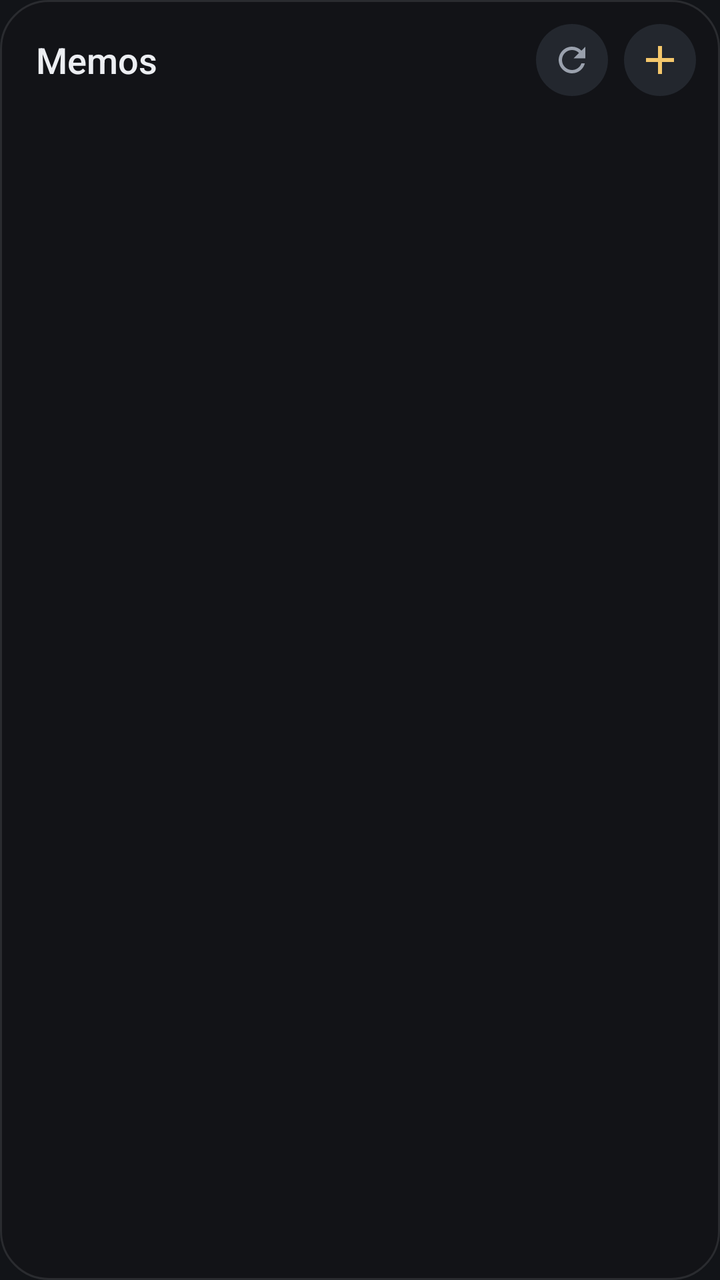
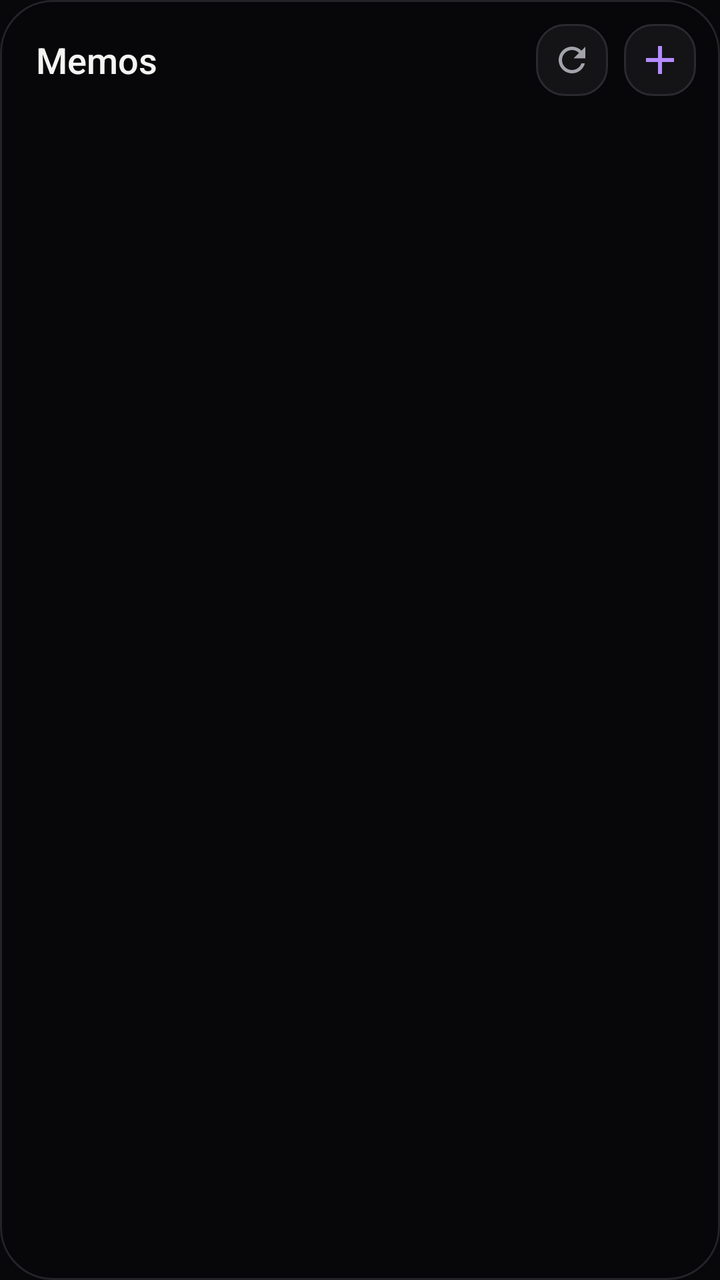

The first picture is an Android layout as it rendered before a commit; the second is the same layout after the commit. The layout source and the unified diff follow.
<!-- AndroidManifest.xml: application theme Theme.MemoCtrl -->
<!-- res/layout/widget_memos.xml -->
<?xml version="1.0" encoding="utf-8"?>
<LinearLayout xmlns:android="http://schemas.android.com/apk/res/android"
    android:id="@+id/widget_root"
    android:layout_width="match_parent"
    android:layout_height="match_parent"
    android:background="@drawable/widget_background"
    android:orientation="vertical"
    android:padding="12dp">

    <LinearLayout
        android:layout_width="match_parent"
        android:layout_height="wrap_content"
        android:gravity="center_vertical"
        android:orientation="horizontal"
        android:paddingStart="6dp"
        android:paddingBottom="8dp">

        <LinearLayout
            android:id="@+id/widget_header"
            android:layout_width="0dp"
            android:layout_height="wrap_content"
            android:layout_weight="1"
            android:orientation="vertical">

            <TextView
                android:id="@+id/widget_title"
                android:layout_width="wrap_content"
                android:layout_height="wrap_content"
                android:fontFamily="sans-serif-medium"
                android:text="@string/widget_memos_title"
                android:textColor="#FFECEEF2"
                android:textSize="18sp" />

            <TextView
                android:id="@+id/widget_subtitle"
                android:layout_width="wrap_content"
                android:layout_height="wrap_content"
                android:ellipsize="end"
                android:maxLines="1"
                android:textColor="#FF9AA1AD"
                android:textSize="12sp"
                android:visibility="gone" />
        </LinearLayout>

        <ImageView
            android:id="@+id/widget_refresh"
            android:layout_width="36dp"
            android:layout_height="36dp"
            android:background="@drawable/widget_button"
            android:contentDescription="@string/refresh"
            android:padding="8dp"
            android:src="@drawable/ic_widget_refresh" />

        <ImageView
            android:id="@+id/widget_add"
            android:layout_width="36dp"
            android:layout_height="36dp"
            android:layout_marginStart="8dp"
            android:background="@drawable/widget_button"
            android:contentDescription="@string/new_memo"
            android:padding="6dp"
            android:src="@drawable/ic_widget_add" />
    </LinearLayout>

    <ListView
        android:id="@+id/widget_list"
        android:layout_width="match_parent"
        android:layout_height="0dp"
        android:layout_weight="1"
        android:divider="@android:color/transparent"
        android:dividerHeight="6dp"
        android:scrollbars="none" />

    <TextView
        android:id="@+id/widget_empty"
        android:layout_width="match_parent"
        android:layout_height="0dp"
        android:layout_weight="1"
        android:gravity="center"
        android:text="@string/widget_empty"
        android:textColor="#FF9AA1AD"
        android:textSize="14sp"
        android:visibility="gone" />
</LinearLayout>
<!-- resources referenced by this layout -->
<resources>
  <!-- drawable ic_widget_add (drawable) -->
  <?xml version="1.0" encoding="utf-8"?>
  <vector xmlns:android="http://schemas.android.com/apk/res/android"
      android:width="24dp"
      android:height="24dp"
      android:viewportWidth="24"
      android:viewportHeight="24">
      <path
          android:fillColor="#FFF4C76B"
          android:pathData="M19,13H13V19H11V13H5V11H11V5H13V11H19V13Z" />
  </vector>
  <!-- drawable ic_widget_refresh (drawable) -->
  <?xml version="1.0" encoding="utf-8"?>
  <vector xmlns:android="http://schemas.android.com/apk/res/android"
      android:width="24dp"
      android:height="24dp"
      android:viewportWidth="24"
      android:viewportHeight="24">
      <path
          android:fillColor="#FF9AA1AD"
          android:pathData="M17.65,6.35C16.2,4.9 14.21,4 12,4C7.58,4 4.01,7.58 4.01,12C4.01,16.42 7.58,20 12,20C15.73,20 18.84,17.45 19.73,14H17.65C16.83,16.33 14.61,18 12,18C8.69,18 6,15.31 6,12C6,8.69 8.69,6 12,6C13.66,6 15.14,6.69 16.22,7.78L13,11H20V4L17.65,6.35Z" />
  </vector>
  <!-- drawable widget_background (drawable) -->
  <?xml version="1.0" encoding="utf-8"?>
  <shape xmlns:android="http://schemas.android.com/apk/res/android" android:shape="rectangle">
      <solid android:color="#F2121418" />
      <corners android:radius="24dp" />
      <stroke android:width="1dp" android:color="#1AFFFFFF" />
  </shape>
  <!-- drawable widget_button (drawable) -->
  <?xml version="1.0" encoding="utf-8"?>
  <shape xmlns:android="http://schemas.android.com/apk/res/android" android:shape="oval">
      <solid android:color="#FF23272E" />
  </shape>
  <string name="new_memo">New memo</string>
  <string name="refresh">Refresh</string>
  <string name="widget_empty">No memos yet</string>
  <string name="widget_memos_title">Memos</string>
  <style name="Theme.MemoCtrl" parent="android:Theme.Material.NoActionBar">
          <item name="android:windowBackground">@color/window_bg</item>
          <item name="android:statusBarColor">@android:color/transparent</item>
          <item name="android:navigationBarColor">@android:color/transparent</item>
          <item name="android:windowLightStatusBar">false</item>
      </style>
  <color name="window_bg">#FF121418</color>
</resources>

<!-- the commit's change to res/layout/widget_memos.xml (unified diff, before → after) -->
@@ -28,7 +28,7 @@
                 android:layout_height="wrap_content"
                 android:fontFamily="sans-serif-medium"
                 android:text="@string/widget_memos_title"
-                android:textColor="#FFECEEF2"
+                android:textColor="#FFF4F4F2"
                 android:textSize="18sp" />
 
             <TextView
@@ -37,7 +37,7 @@
                 android:layout_height="wrap_content"
                 android:ellipsize="end"
                 android:maxLines="1"
-                android:textColor="#FF9AA1AD"
+                android:textColor="#FFA3A3AB"
                 android:textSize="12sp"
                 android:visibility="gone" />
         </LinearLayout>
@@ -78,7 +78,7 @@
         android:layout_weight="1"
         android:gravity="center"
         android:text="@string/widget_empty"
-        android:textColor="#FF9AA1AD"
+        android:textColor="#FFA3A3AB"
         android:textSize="14sp"
         android:visibility="gone" />
 </LinearLayout>
<!-- resource entries referenced after the edit -->
@@ -8,7 +8,7 @@
       android:viewportWidth="24"
       android:viewportHeight="24">
       <path
-          android:fillColor="#FFF4C76B"
+          android:fillColor="#FFB48CFF"
           android:pathData="M19,13H13V19H11V13H5V11H11V5H13V11H19V13Z" />
   </vector>
   <!-- drawable ic_widget_refresh (drawable) -->
@@ -19,20 +19,22 @@
       android:viewportWidth="24"
       android:viewportHeight="24">
       <path
-          android:fillColor="#FF9AA1AD"
+          android:fillColor="#FFA3A3AB"
           android:pathData="M17.65,6.35C16.2,4.9 14.21,4 12,4C7.58,4 4.01,7.58 4.01,12C4.01,16.42 7.58,20 12,20C15.73,20 18.84,17.45 19.73,14H17.65C16.83,16.33 14.61,18 12,18C8.69,18 6,15.31 6,12C6,8.69 8.69,6 12,6C13.66,6 15.14,6.69 16.22,7.78L13,11H20V4L17.65,6.35Z" />
   </vector>
   <!-- drawable widget_background (drawable) -->
   <?xml version="1.0" encoding="utf-8"?>
   <shape xmlns:android="http://schemas.android.com/apk/res/android" android:shape="rectangle">
-      <solid android:color="#F2121418" />
-      <corners android:radius="24dp" />
-      <stroke android:width="1dp" android:color="#1AFFFFFF" />
+      <solid android:color="#F208080A" />
+      <corners android:radius="26dp" />
+      <stroke android:width="1dp" android:color="#FF232328" />
   </shape>
   <!-- drawable widget_button (drawable) -->
   <?xml version="1.0" encoding="utf-8"?>
-  <shape xmlns:android="http://schemas.android.com/apk/res/android" android:shape="oval">
-      <solid android:color="#FF23272E" />
+  <shape xmlns:android="http://schemas.android.com/apk/res/android" android:shape="rectangle">
+      <solid android:color="#FF141417" />
+      <corners android:radius="14dp" />
+      <stroke android:width="1dp" android:color="#FF2A2A2F" />
   </shape>
   <string name="new_memo">New memo</string>
   <string name="refresh">Refresh</string>
@@ -43,7 +45,9 @@
           <item name="android:statusBarColor">@android:color/transparent</item>
           <item name="android:navigationBarColor">@android:color/transparent</item>
           <item name="android:windowLightStatusBar">false</item>
+          <item name="android:windowLightNavigationBar">false</item>
+          <item name="android:colorAccent">#FFB48CFF</item>
       </style>
-  <color name="window_bg">#FF121418</color>
+  <color name="window_bg">#FF08080A</color>
 </resources>
 
